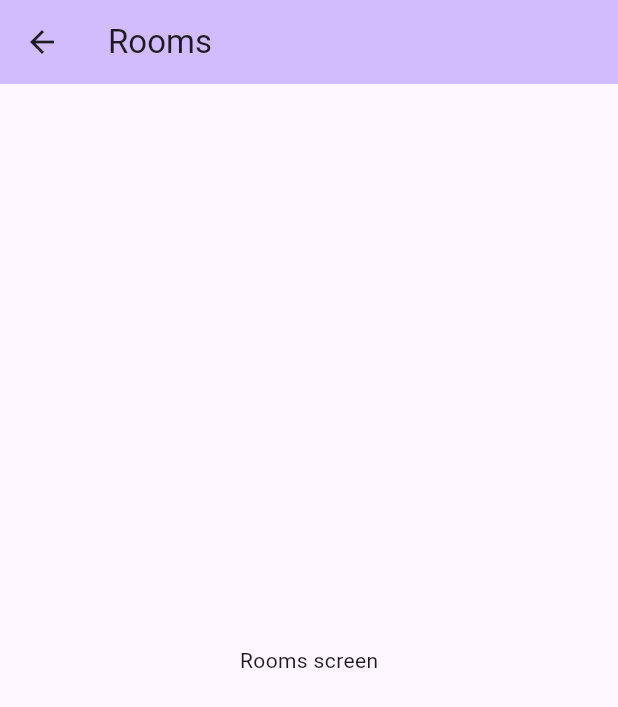
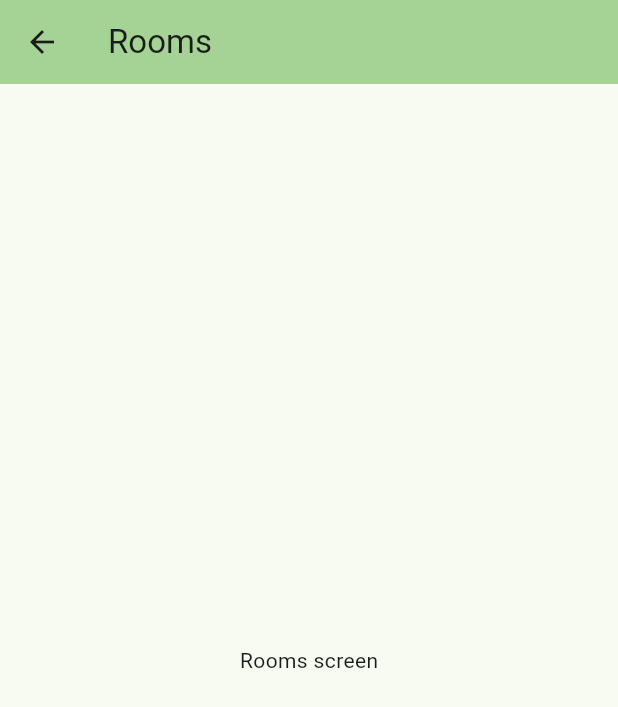
Before and after one commit to Euan213/Snapplication, a Flutter app: the screen it shows after launch, after a tap on "Rooms", on a phone screen of 412 x 824 dp. Shown: the top 707 px of the screen. Run offline on Flutter 3.47's test engine with Material 3 defaults, Android fonts, the phone set to English and light mode, and no system bars.

Commit message:
modifying look of app slightly

```diff
--- a/lib/main.dart
+++ b/lib/main.dart
@@ -14,9 +14,14 @@ class MyApp extends StatelessWidget {
   Widget build(BuildContext context) {
     return MaterialApp(
       title: 'Flutter Demo',
+      debugShowCheckedModeBanner: false,
       theme: ThemeData(
 
-        colorScheme: ColorScheme.fromSeed(seedColor: Colors.deepPurple),
+        colorScheme: ColorScheme.fromSeed(
+          seedColor: const Color.fromARGB(255, 0, 176, 0),
+          primary: const Color.fromARGB(255, 0, 176, 0),
+          onPrimary: Colors.white,
+          ),
         useMaterial3: true,
       ),
       home: const MyHomePage(title: 'Flutter Demo Home Page'),
@@ -41,7 +46,7 @@ class _MyHomePageState extends State<MyHomePage> {
     return Scaffold(
       appBar: AppBar(
 
-        backgroundColor: Theme.of(context).colorScheme.inversePrimary,
+        backgroundColor: Theme.of(context).colorScheme.primary,
 
         title: Text(widget.title),
       ),
@@ -214,7 +219,7 @@ class _ActivityEditorState extends State<ActivityEditor>
     return Scaffold(
       appBar: AppBar(
 
-        backgroundColor: Theme.of(context).colorScheme.inversePrimary,
+        backgroundColor: Theme.of(context).colorScheme.primary,
 
         title: Text(widget.title),
       ),
@@ -260,7 +265,7 @@ class _ActivityEditorState extends State<ActivityEditor>
               ],
             ),
             ElevatedButton(
-              onPressed: () => Navigator.of(context).push(MaterialPageRoute(builder: (context) => ActivityDisplay(title: 'ActivityDisplay (REMOVE THE APPBAR ON THIS SCREEN)', truck: truck,))),
+              onPressed: () => Navigator.of(context).push(MaterialPageRoute(builder: (context) => ActivityDisplay(title: 'ActivityDisplay', truck: truck,))),
               child: Text('Run Selection'))
           ],
         ),
@@ -314,7 +319,10 @@ class _ActivityDisplayState extends State<ActivityDisplay> {
 
 
     return Scaffold(
-      appBar: AppBar(title: Text(widget.title),),
+      appBar: AppBar(title: Text(widget.title, style: TextStyle(color: Theme.of(context).colorScheme.onPrimary, fontSize: 45),),
+              backgroundColor: Theme.of(context).colorScheme.primary,
+              iconTheme: IconThemeData(color: Theme.of(context).colorScheme.primary),
+),
       body: Center(
         child: Column(
           children: [
```
